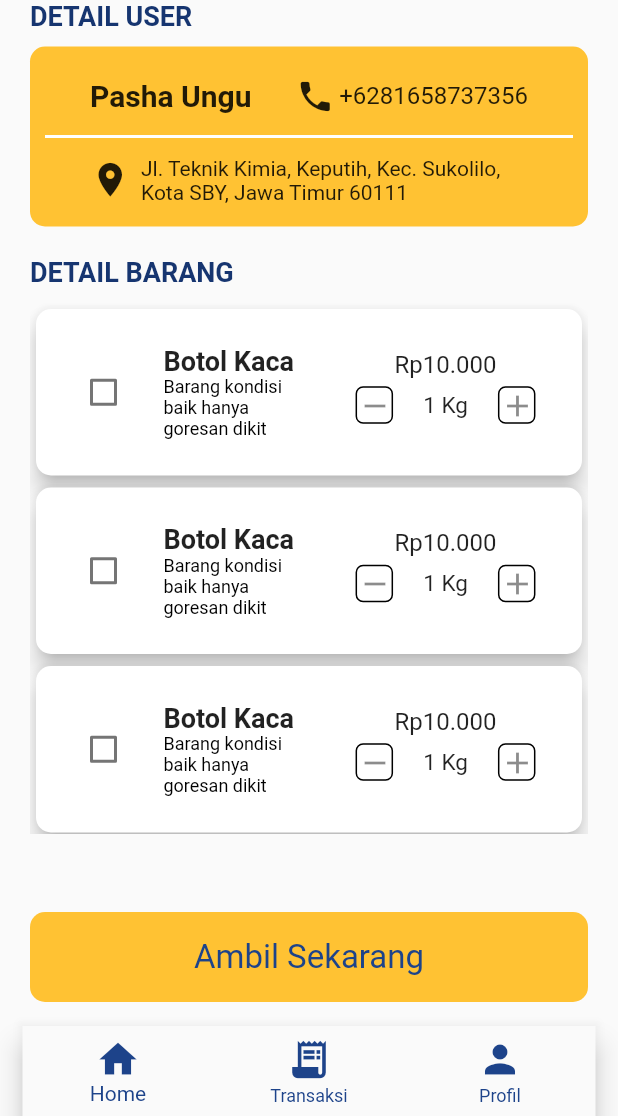
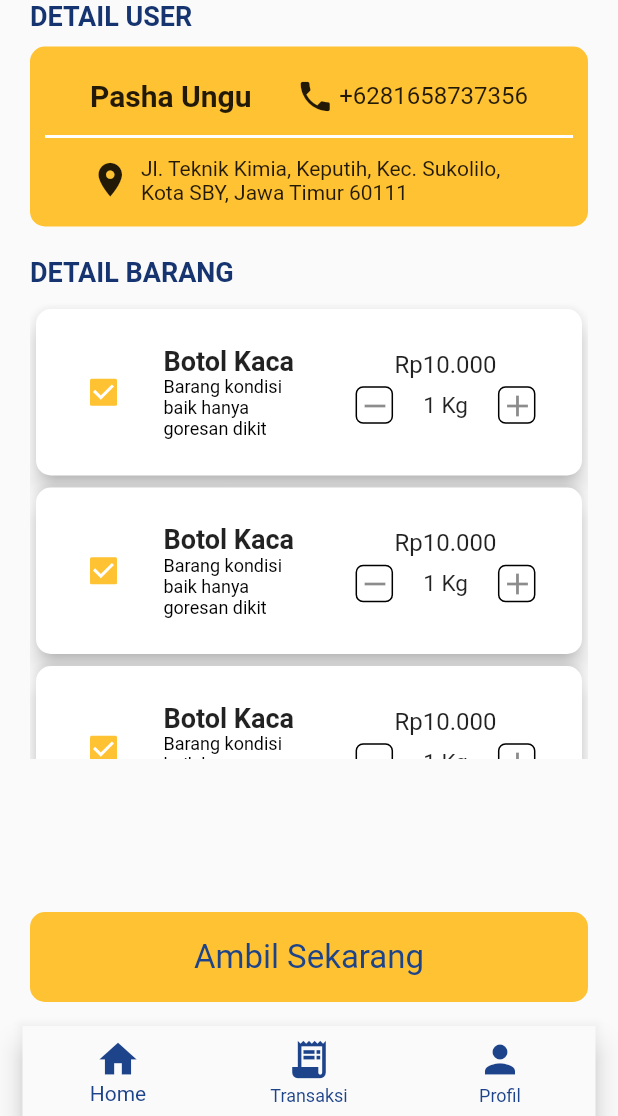
Before and after one commit to dafaraisya/rongsokin_pengepul, a Flutter app: the screen it shows after launch, on a phone screen of 412 x 824 dp, the part 120-1236 px from its top. Run offline on Flutter 3.47's test engine with Material 2 defaults, Android fonts, the phone set to English and light mode, and no system bars; our stand-ins replace cloud_firestore, firebase_auth, firebase_core; accounts and stored records are empty; Roboto replaces fonts that are missing (Montserrat); project files that could hold a hidden picture were left out.

Commit message:
Update confirmation pickup

```diff
--- a/lib/screens/transaction/confirmation_pickup.dart
+++ b/lib/screens/transaction/confirmation_pickup.dart
@@ -41,7 +41,8 @@ class _ConfirmationPickUpState extends State<ConfirmationPickUp> {
           ),
         ),
       ),
-      body: Padding(
+      body: SingleChildScrollView(
+        child: Padding(
           padding: EdgeInsets.symmetric(horizontal: 20),
           child: Column(
             mainAxisAlignment: MainAxisAlignment.start,
@@ -149,7 +150,7 @@ class _ConfirmationPickUpState extends State<ConfirmationPickUp> {
               ),
               SizedBox(height: 10),
               Container(
-              height: MediaQuery.of(context).size.height - 470,
+                height: MediaQuery.of(context).size.height - 520,
                 child: ListView.builder(
                   itemCount: 5,
                   itemBuilder: (context, index) {
@@ -158,6 +159,7 @@ class _ConfirmationPickUpState extends State<ConfirmationPickUp> {
                 ),
               )
             ],
+          ),
         ),
       ),
     );
@@ -172,7 +174,7 @@ class ItemListCard extends StatefulWidget {
 }
 
 class _ItemListCardState extends State<ItemListCard> {
-  bool _isChecked = false;
+  bool _isChecked = true;
   int price = 10000;
   int weight = 1;
   var currency = new NumberFormat.simpleCurrency(locale: 'id_ID');
```
Lines whose indentation alone changed are shown as unchanged.
